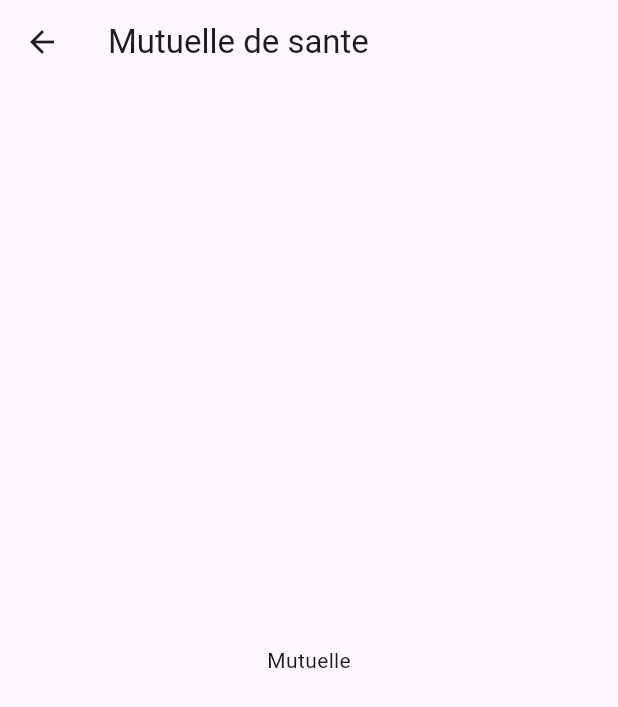
After one commit to nkusikevin/pass-poc, a Flutter app: the MakePayments screen opened directly, after a tap on "Mutuelle de sante", on a phone screen of 412 x 824 dp. The commit adds this screen. Shown: the top 707 px of the screen. Run offline on Flutter 3.47's test engine with Material 3 defaults, Android fonts, the phone set to English and light mode, and no system bars; our stand-ins replace font_awesome_flutter.

Commit message:
added mutuell page

```diff
--- a/ipass_poc/lib/components/payment_card.dart
+++ b/ipass_poc/lib/components/payment_card.dart
@@ -14,7 +14,9 @@ class PaymentCard extends StatelessWidget {
 
   @override
   Widget build(BuildContext context) {
-    return Row(
+    return GestureDetector(
+      onTap: onTap,
+      child: Row(
         children: <Widget>[
           Container(
             width: 50,
@@ -43,6 +45,7 @@ class PaymentCard extends StatelessWidget {
             ),
           ),
         ],
+      ),
     );
   }
 }
--- a/ipass_poc/lib/pages/make_payments.dart
+++ b/ipass_poc/lib/pages/make_payments.dart
@@ -1,6 +1,8 @@
 import 'package:flutter/material.dart';
 import 'package:font_awesome_flutter/font_awesome_flutter.dart';
 import 'package:ipass_poc/components/payment_card.dart';
+
+import 'mutuelle/page.dart';
 
 class MakePayments extends StatelessWidget {
   const MakePayments({super.key});
@@ -31,7 +33,11 @@ class MakePayments extends StatelessWidget {
                 color: Color(0xFF9C8BFF),
                 icon: FontAwesomeIcons.starOfLife,
                 onTap: () {
-                  // Handle community health insurance payment
+                  Navigator.push(
+                    context,
+                    MaterialPageRoute(
+                        builder: (context) => const MutuellePage()),
+                  );
                 },
               ),
             ],
--- /dev/null
+++ b/ipass_poc/lib/pages/mutuelle/page.dart
@@ -0,0 +1,17 @@
+import 'package:flutter/material.dart';
+
+class MutuellePage extends StatelessWidget {
+  const MutuellePage({super.key});
+
+  @override
+  Widget build(BuildContext context) {
+    return Scaffold(
+      appBar: AppBar(
+        title: Text('Mutuelle de sante'),
+      ),
+      body: const Center(
+        child: Text('Mutuelle'),
+      ),
+    );
+  }
+}
```
Lines whose indentation alone changed are shown as unchanged.
